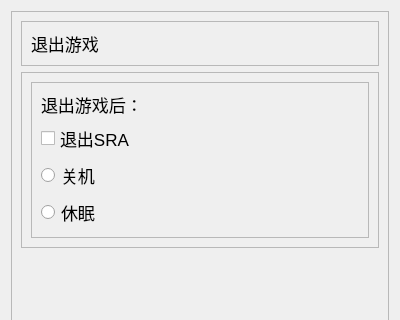
The window that res/ui/set_10.ui (Shasnow/StarRailAssistant) describes before a commit, drawn with Qt 5; both pictures show x 0 to 400 and y 0 to 320 of the 400 by 685 pixel window.
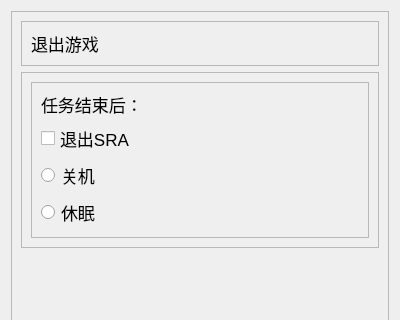
The same window after the commit.

```diff
--- a/res/ui/set_10.ui
+++ b/res/ui/set_10.ui
@@ -87,7 +87,7 @@
                </size>
               </property>
               <property name="text">
-               <string>退出游戏后：</string>
+               <string>任务结束后：</string>
               </property>
              </widget>
             </item>
```
